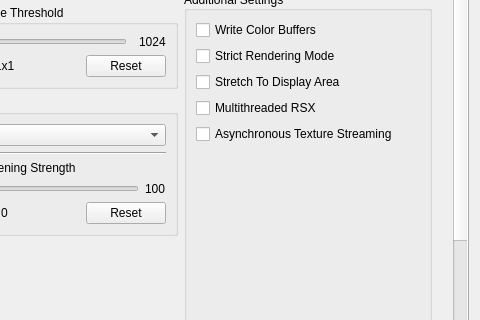
Before: the Qt Designer form rpcs3/rpcs3qt/settings_dialog.ui in ARMSX2/ARMSX3, drawn with Qt 5; both pictures show x 376 to 856 and y 200 to 520 of the 856 by 688 pixel window.
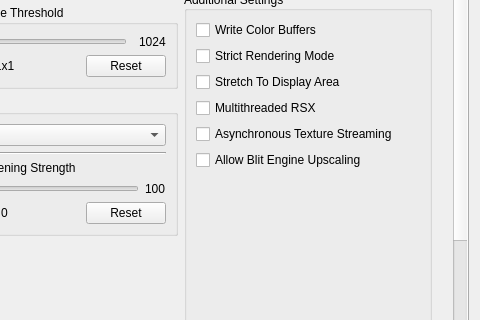
After: the same form once the commit is applied. The open tabs and pages were chosen to show the change. Icons and pictures are not drawn. Custom widgets are drawn as their Qt base class.

Commit message:
rsx: Disable blit engine upscaling by default
- Temporary measure to keep regression testing on track.

The edit to the form file:
```diff
--- a/rpcs3/rpcs3qt/settings_dialog.ui
+++ b/rpcs3/rpcs3qt/settings_dialog.ui
@@ -996,6 +996,13 @@
                     </property>
                    </widget>
                   </item>
+                  <item>
+                    <widget class="QCheckBox" name="blitEngineScaling">
+                    <property name="text">
+                      <string>Allow Blit Engine Upscaling</string>
+                    </property>
+                    </widget>
+                  </item>
                   <item>
                    <spacer name="additional_settings_spacer">
                     <property name="orientation">
```
The commit also changes 6 other files.
